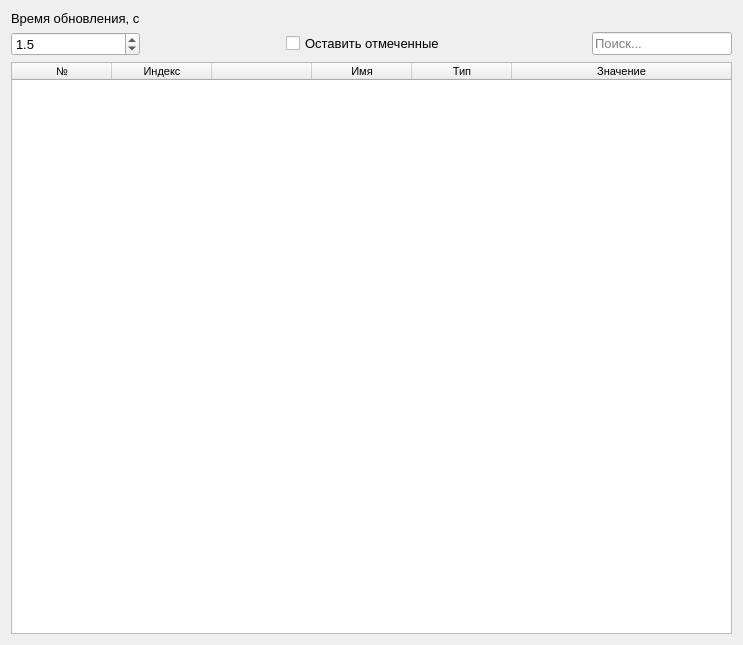
This is ui/tstlan_dialog.ui in irsural/clb_autocheck as Qt 5 draws it before an edit. The edited form follows.
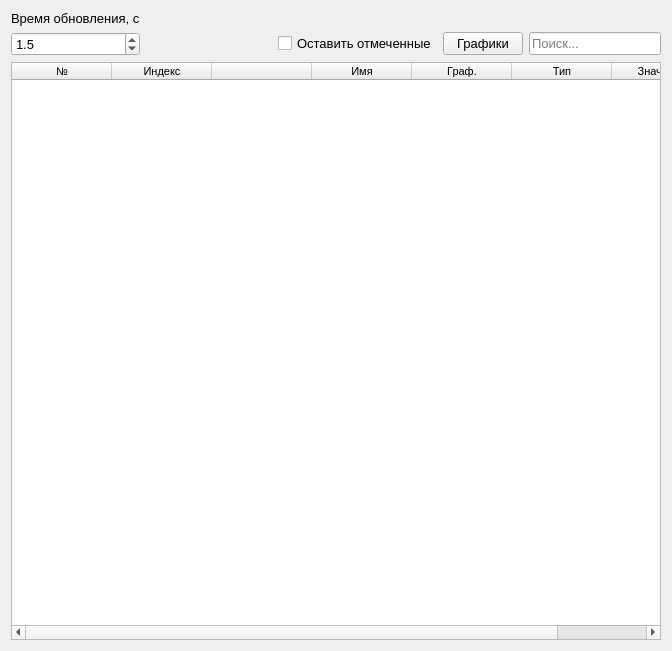
This is the edited form.

Commit message: Теперь одинаковые графики не открываются в разных диалоговых окнах

```diff
--- a/ui/tstlan_dialog.ui
+++ b/ui/tstlan_dialog.ui
@@ -6,8 +6,8 @@
    <rect>
     <x>0</x>
     <y>0</y>
-    <width>743</width>
-    <height>645</height>
+    <width>672</width>
+    <height>651</height>
    </rect>
   </property>
   <property name="font">
@@ -75,17 +75,14 @@
       </widget>
      </item>
      <item row="1" column="3">
-      <spacer name="horizontalSpacer_2">
-       <property name="orientation">
-        <enum>Qt::Horizontal</enum>
+      <widget class="QPushButton" name="graphs_button">
+       <property name="text">
+        <string>Графики</string>
        </property>
-       <property name="sizeHint" stdset="0">
-        <size>
-         <width>40</width>
-         <height>20</height>
-        </size>
+       <property name="autoDefault">
+        <bool>false</bool>
        </property>
-      </spacer>
+      </widget>
      </item>
     </layout>
    </item>
@@ -134,6 +131,11 @@
        <string>Имя</string>
       </property>
      </column>
+     <column>
+      <property name="text">
+       <string>Граф.</string>
+      </property>
+     </column>
      <column>
       <property name="text">
        <string>Тип</string>
```
Left out of the diff: 46 changed lines with no effect on the pictures. The commit also changes 11 other files.
